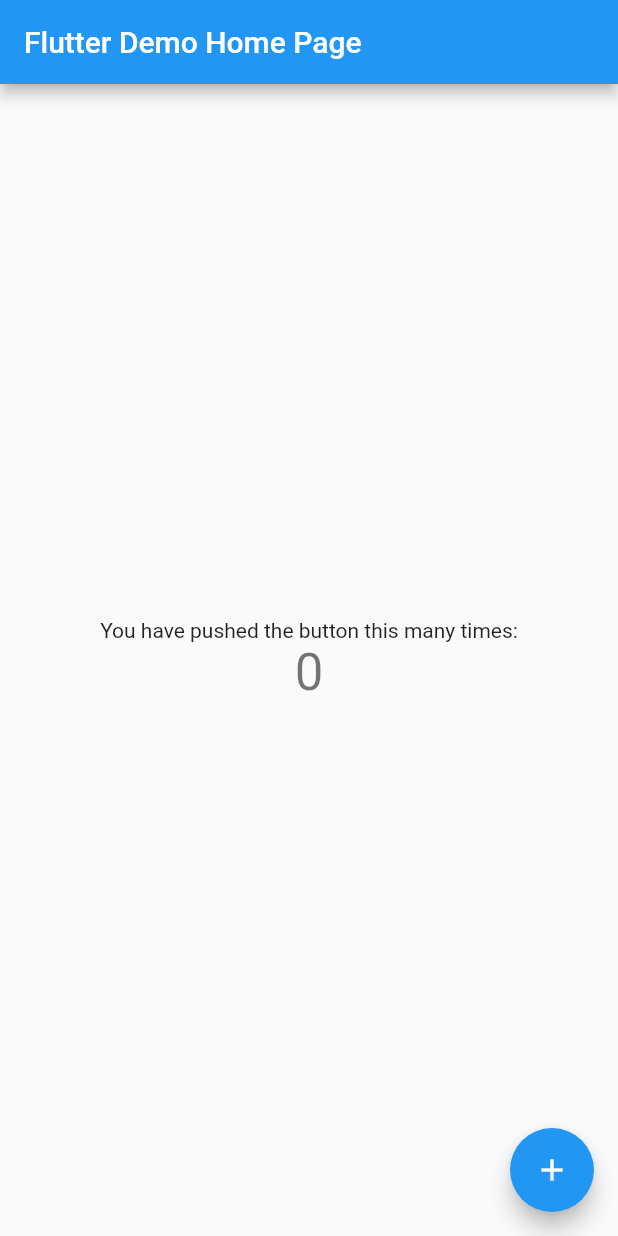
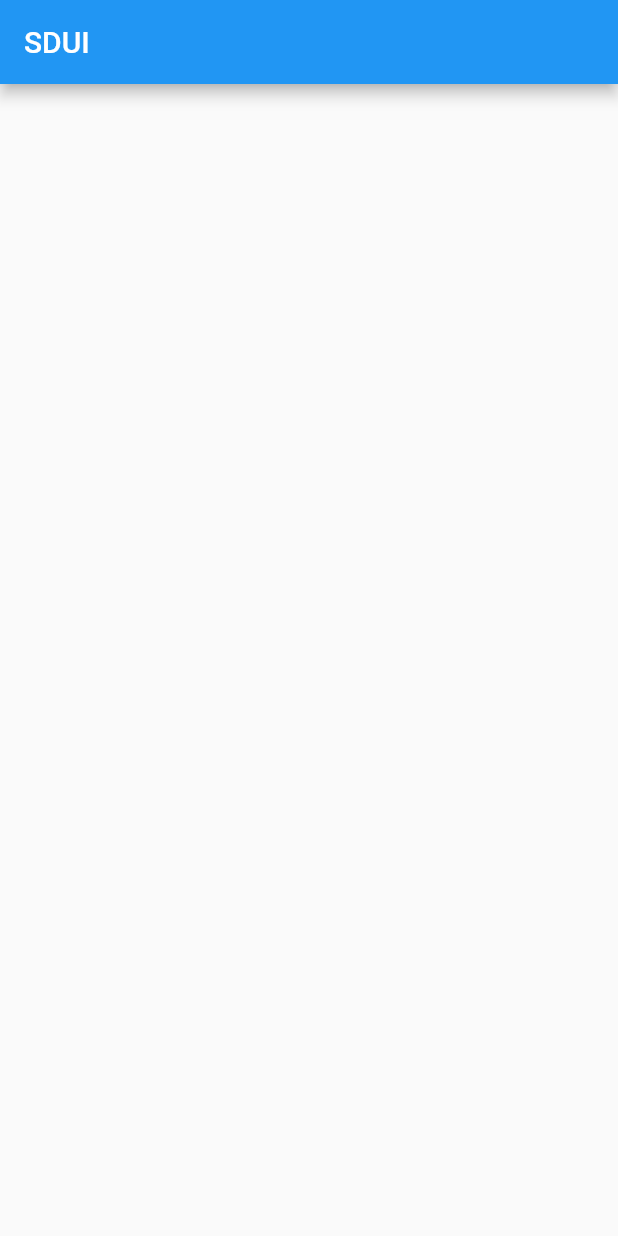
Before and after one commit to Partha0777/Server-Driven-R-D---Flutter, a Flutter app: the screen it shows after launch, on a phone screen of 412 x 824 dp. Run offline on Flutter 3.47's test engine with Material 2 defaults, Android fonts, the light colour scheme and no system bars.

Commit message:
Removed the unwanted code from the projects.

```diff
--- a/lib/main.dart
+++ b/lib/main.dart
@@ -10,12 +10,12 @@
   @override
   Widget build(BuildContext context) {
     return MaterialApp(
-      title: 'Flutter Demo',
+      title: 'SDUI',
       theme: ThemeData(
 
         primarySwatch: Colors.blue,
       ),
-      home: const MyHomePage(title: 'Flutter Demo Home Page'),
+      home: const MyHomePage(title: 'SDUI'),
     );
   }
 }
@@ -30,13 +30,6 @@
 }
 
 class _MyHomePageState extends State<MyHomePage> {
-  int _counter = 0;
-
-  void _incrementCounter() {
-    setState(() {
-      _counter++;
-    });
-  }
 
   @override
   Widget build(BuildContext context) {
@@ -44,25 +37,7 @@
       appBar: AppBar(
         title: Text(widget.title),
       ),
-      body: Center(
-        child: Column(
-          mainAxisAlignment: MainAxisAlignment.center,
-          children: <Widget>[
-            const Text(
-              'You have pushed the button this many times:',
-            ),
-            Text(
-              '$_counter',
-              style: Theme.of(context).textTheme.headlineMedium,
-            ),
-          ],
-        ),
-      ),
-      floatingActionButton: FloatingActionButton(
-        onPressed: _incrementCounter,
-        tooltip: 'Increment',
-        child: const Icon(Icons.add),
-      ), // This trailing comma makes auto-formatting nicer for build methods.
+      body: const Center(),
     );
   }
 }
```
